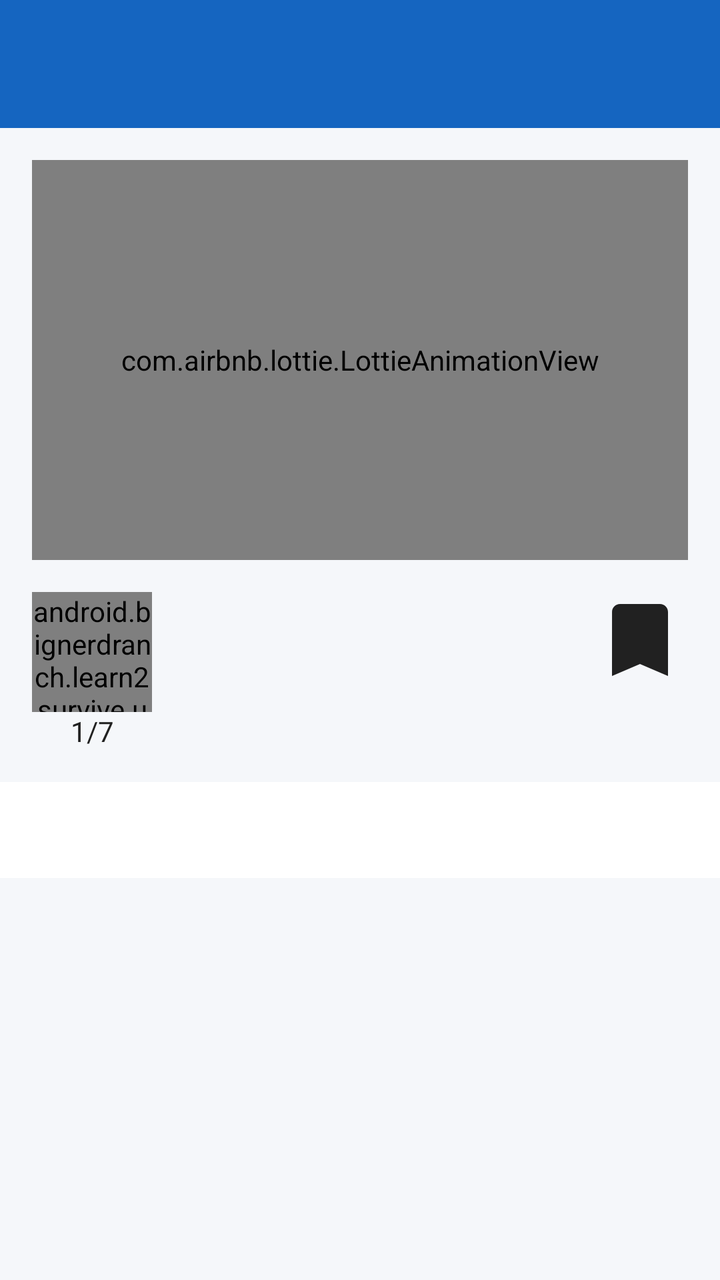
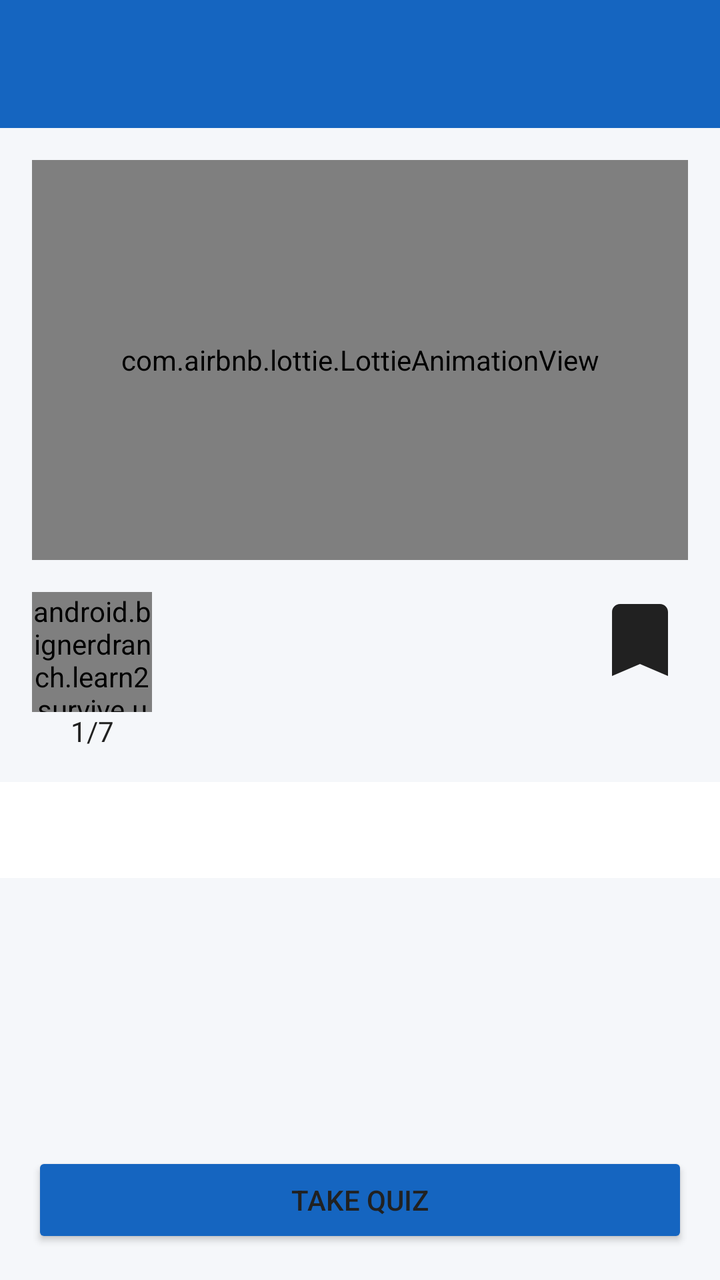

Two renders of the same Android screen: before a commit and after it. Below are the layout's source before the change and the commit's diff.
<!-- AndroidManifest.xml: activity theme Theme.Learn2Survive -->
<!-- res/layout/activity_lesson_detail.xml -->
<?xml version="1.0" encoding="utf-8"?>
<androidx.coordinatorlayout.widget.CoordinatorLayout xmlns:android="http://schemas.android.com/apk/res/android"
    xmlns:app="http://schemas.android.com/apk/res-auto"
    android:layout_width="match_parent"
    android:layout_height="match_parent"
    android:background="@color/background">

    <com.google.android.material.appbar.AppBarLayout
        android:layout_width="match_parent"
        android:layout_height="wrap_content"
        android:theme="@style/ThemeOverlay.AppCompat.Dark.ActionBar">

        <androidx.appcompat.widget.Toolbar
            android:id="@+id/toolbar"
            android:layout_width="match_parent"
            android:layout_height="?attr/actionBarSize"
            android:background="@color/primary"
            app:popupTheme="@style/ThemeOverlay.AppCompat.Light" />

    </com.google.android.material.appbar.AppBarLayout>

    <androidx.constraintlayout.widget.ConstraintLayout
        android:layout_width="match_parent"
        android:layout_height="match_parent"
        app:layout_behavior="@string/appbar_scrolling_view_behavior">

        <com.airbnb.lottie.LottieAnimationView
            android:id="@+id/mainAnimation"
            android:layout_width="0dp"
            android:layout_height="200dp"
            app:layout_constraintTop_toTopOf="parent"
            app:layout_constraintStart_toStartOf="parent"
            app:layout_constraintEnd_toEndOf="parent"
            android:layout_margin="16dp" />

        <android.bignerdranch.learn2survive.ui.custom.LessonProgressView
            android:id="@+id/progressView"
            android:layout_width="60dp"
            android:layout_height="60dp"
            app:layout_constraintTop_toBottomOf="@id/mainAnimation"
            app:layout_constraintStart_toStartOf="parent"
            android:layout_margin="16dp" />

        <TextView
            android:id="@+id/progressTextView"
            android:layout_width="wrap_content"
            android:layout_height="wrap_content"
            android:text="1/7"
            android:textSize="14sp"
            android:textColor="@color/text_primary"
            app:layout_constraintTop_toBottomOf="@id/progressView"
            app:layout_constraintStart_toStartOf="@id/progressView"
            app:layout_constraintEnd_toEndOf="@id/progressView" />

        <ImageView
            android:id="@+id/bookmarkButton"
            android:layout_width="48dp"
            android:layout_height="48dp"
            android:src="@drawable/ic_bookmark_outline"
            android:background="?attr/selectableItemBackgroundBorderless"
            android:contentDescription="Bookmark"
            app:layout_constraintTop_toBottomOf="@id/mainAnimation"
            app:layout_constraintEnd_toEndOf="parent"
            android:layout_margin="16dp" />

        <com.google.android.material.tabs.TabLayout
            android:id="@+id/tabLayout"
            android:layout_width="0dp"
            android:layout_height="wrap_content"
            android:background="@color/white"
            app:tabMode="scrollable"
            app:layout_constraintTop_toBottomOf="@id/progressTextView"
            app:layout_constraintStart_toStartOf="parent"
            app:layout_constraintEnd_toEndOf="parent"
            android:layout_marginTop="16dp" />

        <androidx.viewpager2.widget.ViewPager2
            android:id="@+id/viewPager"
            android:layout_width="0dp"
            android:layout_height="0dp"
            app:layout_constraintTop_toBottomOf="@id/tabLayout"
            app:layout_constraintBottom_toBottomOf="parent"
            app:layout_constraintStart_toStartOf="parent"
            app:layout_constraintEnd_toEndOf="parent" />

        <ProgressBar
            android:id="@+id/progressBar"
            android:layout_width="wrap_content"
            android:layout_height="wrap_content"
            android:visibility="gone"
            app:layout_constraintTop_toTopOf="parent"
            app:layout_constraintBottom_toBottomOf="parent"
            app:layout_constraintStart_toStartOf="parent"
            app:layout_constraintEnd_toEndOf="parent" />

    </androidx.constraintlayout.widget.ConstraintLayout>

</androidx.coordinatorlayout.widget.CoordinatorLayout>
<!-- resources referenced by this layout -->
<resources>
  <color name="background">#F5F7FA</color>
  <color name="primary">#1565C0</color>
  <color name="text_primary">#212121</color>
  <color name="white">#FFFFFFFF</color>
  <!-- drawable ic_bookmark_outline (drawable) -->
  <?xml version="1.0" encoding="utf-8"?>
  <vector xmlns:android="http://schemas.android.com/apk/res/android"
      android:width="24dp"
      android:height="24dp"
      android:viewportWidth="24"
      android:viewportHeight="24">
      <path
          android:fillColor="@color/text_primary"
          android:pathData="M17,3H7c-1.1,0 -1.99,0.9 -1.99,2L5,21l7,-3 7,3V5c0,-1.1 -0.9,-2 -2,-2z" />
  </vector>
  <style name="Theme.Learn2Survive" parent="Base.Theme.Learn2Survive" />
  <style name="Base.Theme.Learn2Survive" parent="Theme.Material3.DayNight.NoActionBar">
          
          <item name="colorPrimary">@color/primary</item>
          <item name="colorPrimaryDark">@color/primary_dark</item>
          <item name="colorPrimaryContainer">@color/primary_light</item>
          
          
          <item name="colorSecondary">@color/secondary</item>
          <item name="colorSecondaryContainer">@color/secondary_light</item>
          
          
          <item name="colorAccent">@color/accent</item>
          
          
          <item name="android:colorBackground">@color/background</item>
          <item name="colorSurface">@color/surface</item>
          
          
          <item name="android:textColorPrimary">@color/text_primary</item>
          <item name="android:textColorSecondary">@color/text_secondary</item>
          <item name="android:textColorHint">@color/text_hint</item>
          
          
          <item name="android:statusBarColor">@color/primary</item>
          
          
          <item name="android:windowBackground">@color/background</item>
          
          
          <item name="android:windowLayoutInDisplayCutoutMode" tools:targetApi="o_mr1">shortEdges</item>
      </style>
  <color name="primary_dark">#0D47A1</color>
  <color name="primary_light">#5E92F3</color>
  <color name="secondary">#2E7D32</color>
  <color name="secondary_light">#60AD5E</color>
  <color name="accent">#F9A825</color>
  <color name="surface">#FFFFFF</color>
  <color name="text_secondary">#757575</color>
  <color name="text_hint">#9E9E9E</color>
</resources>

<!-- the commit's change to res/layout/activity_lesson_detail.xml (unified diff, before → after) -->
@@ -79,6 +79,17 @@
             android:layout_width="0dp"
             android:layout_height="0dp"
             app:layout_constraintTop_toBottomOf="@id/tabLayout"
+            app:layout_constraintBottom_toTopOf="@id/quizButton"
+            app:layout_constraintStart_toStartOf="parent"
+            app:layout_constraintEnd_toEndOf="parent" />
+
+        <Button
+            android:id="@+id/quizButton"
+            android:layout_width="0dp"
+            android:layout_height="wrap_content"
+            android:layout_margin="16dp"
+            android:text="Take Quiz"
+            android:backgroundTint="@color/primary"
             app:layout_constraintBottom_toBottomOf="parent"
             app:layout_constraintStart_toStartOf="parent"
             app:layout_constraintEnd_toEndOf="parent" />
